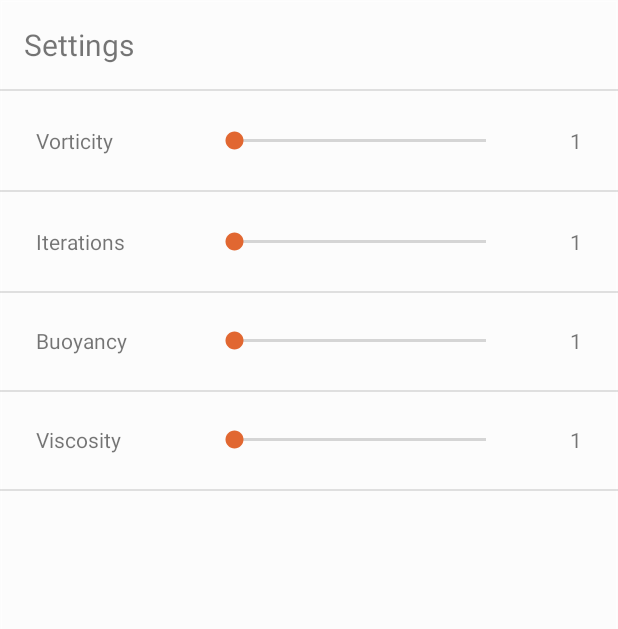
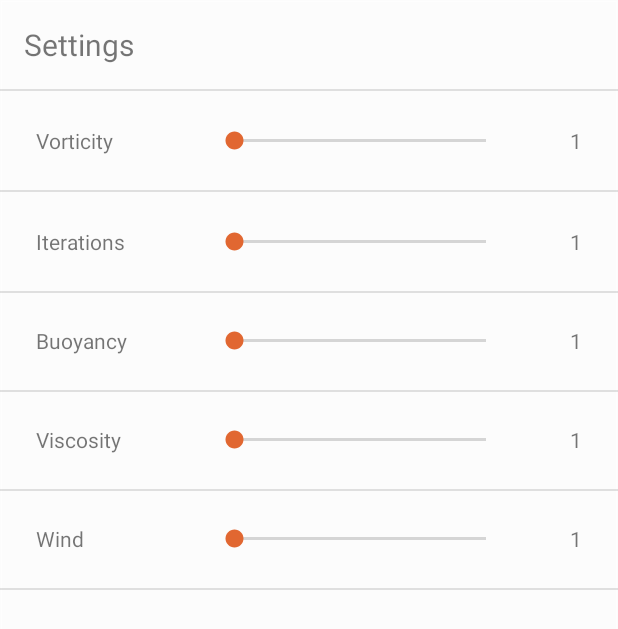
Before and after one commit to Schitrus/DATX02-20-21, an Android app: the layout settings_fragment.xml on its own in the app's theme, with its tools: preview values and no code run, on a phone screen of 412 x 824 dp. Shown: the top 629 px of the screen. Run offline under Robolectric (Android 15) with nearby library versions, the light colour scheme and no system bars.

Commit message:
Added wind slider, fixed possibility to scroll if vertically overflowing

```diff
--- a/app/src/main/res/layout/settings_fragment.xml
+++ b/app/src/main/res/layout/settings_fragment.xml
@@ -12,7 +12,7 @@
         android:layout_height="match_parent"
         android:background="@drawable/rounded_corners">
 
-        <!-- Divider -->
+
         <TextView
             android:id="@+id/settingsHeader"
             android:layout_width="wrap_content"
@@ -24,7 +24,7 @@
             app:layout_constraintStart_toStartOf="parent"
             app:layout_constraintTop_toTopOf="parent" />
 
-        <!-- Vorticity layout -->
+        <!-- Divider -->
         <View
             android:id="@+id/divider"
             android:layout_width="430dp"
@@ -35,6 +35,7 @@
             app:layout_constraintStart_toStartOf="parent"
             app:layout_constraintTop_toBottomOf="@+id/settingsHeader" />
 
+        <!-- Vorticity layout -->
         <androidx.constraintlayout.widget.ConstraintLayout
             android:id="@+id/vorticityConstraintLayout"
             android:layout_width="match_parent"
@@ -260,6 +261,61 @@
             app:layout_constraintStart_toStartOf="parent"
             app:layout_constraintTop_toBottomOf="@+id/viscosityConstraintLayout" />
 
+        <!-- Wind layout -->
+        <androidx.constraintlayout.widget.ConstraintLayout
+            android:id="@+id/windConstraintLayout"
+            android:layout_width="match_parent"
+            android:layout_height="50dp"
+            android:layout_marginStart="8dp"
+            android:layout_marginTop="8dp"
+            android:layout_marginEnd="8dp"
+            app:layout_constraintEnd_toEndOf="parent"
+            app:layout_constraintStart_toStartOf="parent"
+            app:layout_constraintTop_toTopOf="@id/divider5">
+
+            <TextView
+                android:id="@+id/windText"
+                android:layout_width="wrap_content"
+                android:layout_height="wrap_content"
+                android:layout_marginStart="16dp"
+                android:text="@string/windText"
+                android:textSize="14sp"
+                app:layout_constraintBottom_toBottomOf="parent"
+                app:layout_constraintStart_toStartOf="parent"
+                app:layout_constraintTop_toTopOf="parent" />
+
+            <SeekBar
+                android:id="@+id/windBar"
+                style="@style/Widget.AppCompat.SeekBar"
+                android:layout_width="200dp"
+                android:layout_height="wrap_content"
+                android:layout_marginEnd="64dp"
+                android:theme="@style/AppTheme"
+                app:layout_constraintBottom_toBottomOf="parent"
+                app:layout_constraintEnd_toEndOf="parent"
+                app:layout_constraintTop_toTopOf="parent" />
+
+            <TextView
+                android:id="@+id/windValueText"
+                android:layout_width="wrap_content"
+                android:layout_height="wrap_content"
+                android:layout_marginEnd="16dp"
+                android:text="@string/sliderDefaultValue"
+                app:layout_constraintBottom_toBottomOf="parent"
+                app:layout_constraintEnd_toEndOf="parent"
+                app:layout_constraintTop_toTopOf="parent" />
+
+        </androidx.constraintlayout.widget.ConstraintLayout>
+
+        <View
+            android:id="@+id/divider6"
+            android:layout_width="430dp"
+            android:layout_height="1dp"
+            android:layout_marginTop="8dp"
+            android:background="#1D000000"
+            app:layout_constraintStart_toStartOf="parent"
+            app:layout_constraintTop_toBottomOf="@+id/windConstraintLayout" />
+
     </androidx.constraintlayout.widget.ConstraintLayout>
 
 </FrameLayout>
--- a/app/src/main/res/values/strings.xml
+++ b/app/src/main/res/values/strings.xml
@@ -7,4 +7,5 @@
     <string name="sliderDefaultValue">1</string>
     <string name="show_settings">Show settings</string>
     <string name="viscosityText">Viscosity</string>
+    <string name="windText">Wind</string>
 </resources>
```
Also changed, not shown: app/src/main/java/com/pbf/SettingsFragment.java (+17 -2 lines), app/src/main/res/layout/activity_main.xml (+5 -13 lines).
